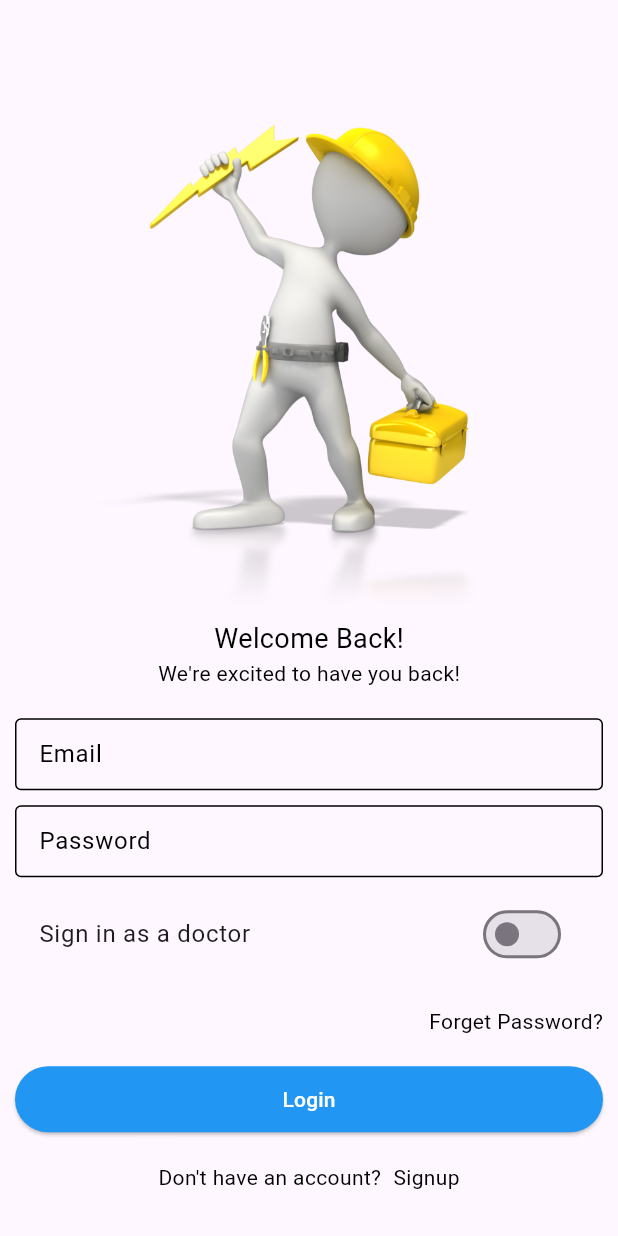
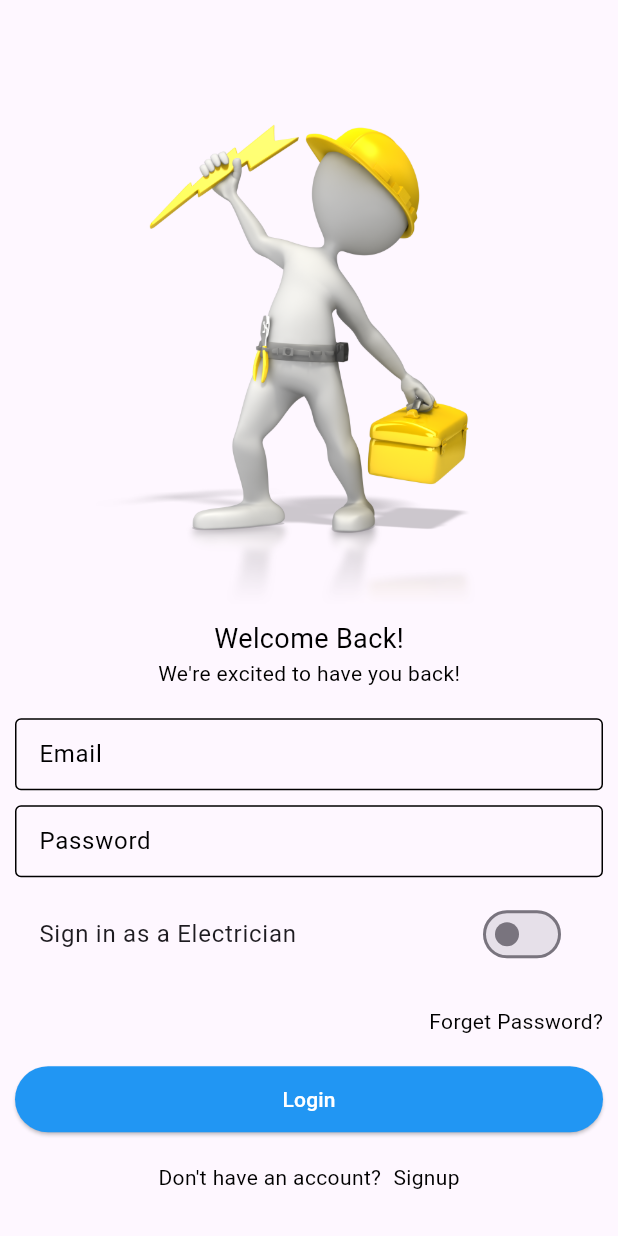
Before and after one commit to SAKSHaTHOR/BookMySlot, a Flutter app: the screen it shows after launch, on a phone screen of 412 x 824 dp. Run offline on Flutter 3.47's test engine with Material 3 defaults, Android fonts, the phone set to English and light mode, and no system bars; our stand-ins replace cloud_firestore, firebase_auth, firebase_core, flutter_dotenv, get, velocity_x; accounts and stored records are empty; Roboto replaces fonts that are missing (Nunito-Bold, Nunito-Regular).

Commit message:
Added .env and done change of name in login

```diff
--- a/bt/lib/views/login_view/login_view.dart
+++ b/bt/lib/views/login_view/login_view.dart
@@ -59,7 +59,7 @@ class _LoginViewState extends State<LoginView> {
                                 isElectrician = newValue;
                         });
                       },
-                      title: "Sign in as a doctor".text.make(),),
+                      title: "Sign in as a Electrician".text.make(),),
                       20.heightBox,
                       Align(
                         alignment: Alignment.centerRight,
--- a/bt/pubspec.yaml
+++ b/bt/pubspec.yaml
@@ -40,6 +40,7 @@ dependencies:
   firebase_core: ^3.7.0
   firebase_auth: ^5.3.2
   cloud_firestore: ^5.4.5
+  flutter_dotenv: ^5.0.2
 
 dev_dependencies:
   flutter_test:
@@ -68,6 +69,7 @@ flutter:
      - assets/
      - assets/icons/
      - assets/images/
+     - .env
 
   # An image asset can refer to one or more resolution-specific "variants", see
   # https://flutter.dev/assets-and-images/#resolution-aware
```
Also changed, not shown: bt/lib/main.dart (+17 -6 lines), bt/lib/firebase_options.dart, bt/pubspec.lock, 1 other file.
